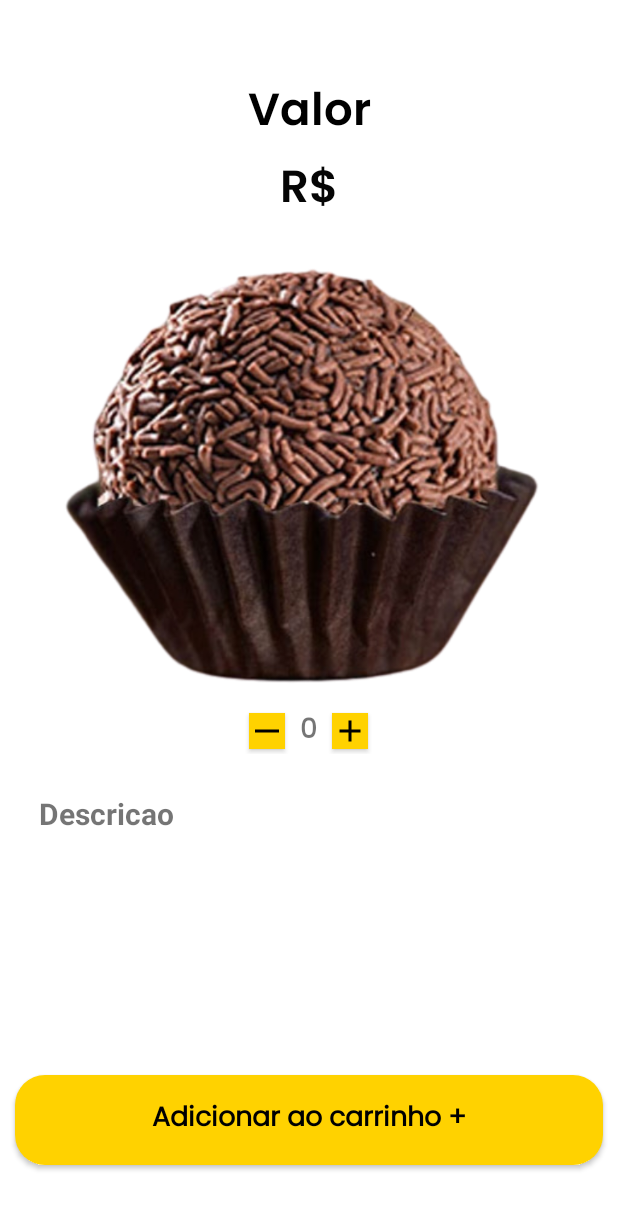
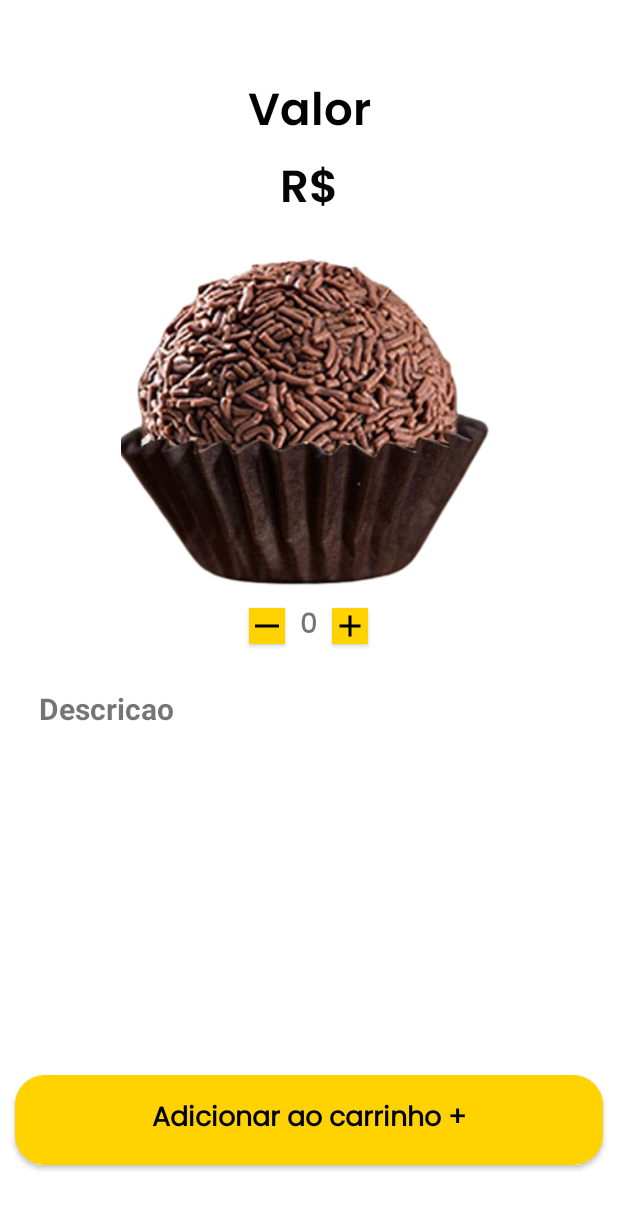
Before and after one commit to Caioba24/TCCcantinaAPP, an Android app: the layout tela_aberta.xml on its own in the app's theme, with its tools: preview values and no code run, on a phone screen of 412 x 824 dp. Shown: the top 1209 px of the screen. Run offline under Robolectric (Android 15) with nearby library versions, the phone set to English and light mode, and no system bars.

```diff
--- a/app/src/main/java/com/cantinatoshio/app/AdapterDoces.java
+++ b/app/src/main/java/com/cantinatoshio/app/AdapterDoces.java
@@ -47,7 +47,7 @@ public class AdapterDoces extends RecyclerView.Adapter<AdapterDoces.ViewHolder>
         holder.titulo.setText(doce.get(position).getTitulo());
         holder.preco.setText(doce.get(position).getPreco());
         holder.imgDoces.setImageResource(doce.get(position).getimgDoces());
-        holder.imgDoces.setOnClickListener(new View.OnClickListener() {
+        holder.itemView.setOnClickListener(new View.OnClickListener() {
             @Override
             public void onClick(View view) {
 
@@ -55,7 +55,7 @@ public class AdapterDoces extends RecyclerView.Adapter<AdapterDoces.ViewHolder>
 
                 intent.putExtra("Preco", doce.get(position).getPreco());
                 intent.putExtra("Descricao", doce.get(position).getDescricao());
-                intent.putExtra("imgDoce", doce.get(position).getimgDoces());
+                intent.putExtra("imgdoce",doce.get(position).getimgDoces());
 
                 context.startActivity(intent.addFlags(Intent.FLAG_ACTIVITY_NEW_TASK));
             }
--- a/app/src/main/java/com/cantinatoshio/app/Doces.java
+++ b/app/src/main/java/com/cantinatoshio/app/Doces.java
@@ -41,7 +41,7 @@ public class Doces {
         return doce;
     }
 
-    public void setimgDoces(int imgDoce) {
-        this.doce = imgDoce;
+    public void setimgDoces(int imgdoce) {
+        this.doce = imgdoce;
     }
 }
--- a/app/src/main/java/com/cantinatoshio/app/TelaAberta.java
+++ b/app/src/main/java/com/cantinatoshio/app/TelaAberta.java
@@ -28,7 +28,7 @@ public class TelaAberta extends AppCompatActivity {
 
         preco = intent.getExtras().getString("Preco");
         descricao = intent.getExtras().getString("Descricao");
-        imgdoces = intent.getExtras().getInt("ImgDoce");
+        imgdoces = intent.getExtras().getInt("imgdoce");
 
         txtPreco.setText(preco);
         txtDesc.setText(descricao);
--- a/app/src/main/res/layout/modelo_itens.xml
+++ b/app/src/main/res/layout/modelo_itens.xml
@@ -17,7 +17,7 @@
         android:background="@drawable/border"
         android:contentDescription="Brigadeiro Delicioso"
         android:scaleType="centerCrop"
-        android:src="@drawable/brigadeiro"
+        android:src="@drawable/coxinha"
         app:layout_constraintBottom_toBottomOf="@id/ContainerModel"
         app:layout_constraintLeft_toLeftOf="parent"
         app:layout_constraintTop_toTopOf="@id/ContainerModel" />
--- a/app/src/main/res/layout/tela_aberta.xml
+++ b/app/src/main/res/layout/tela_aberta.xml
@@ -7,8 +7,8 @@
     tools:context=".TelaAberta">
 
     <LinearLayout
-        android:layout_width="match_parent"
-        android:layout_height="match_parent"
+        android:layout_width="0dp"
+        android:layout_height="0dp"
         android:orientation="vertical"
         app:layout_constraintBottom_toBottomOf="parent"
         app:layout_constraintLeft_toLeftOf="parent"
@@ -38,9 +38,10 @@
 
         <ImageView
             android:id="@+id/imgoDoce"
-            android:layout_width="wrap_content"
-            android:layout_height="320dp"
+            android:layout_width="250dp"
+            android:layout_height="250dp"
             android:layout_gravity="center"
+            android:scaleType="centerCrop"
             android:src="@drawable/brigadeiro" />
 
         <LinearLayout
--- a/app/src/main/res/values-night/themes.xml
+++ b/app/src/main/res/values-night/themes.xml
@@ -1,6 +1,6 @@
 <resources xmlns:tools="http://schemas.android.com/tools">
     <!-- Base application theme. -->
-    <style name="Theme.CantinaToshio" parent="Theme.AppCompat.Light.DarkActionBar">
+    <style name="Theme.CantinaToshio" parent="Theme.AppCompat.Light.NoActionBar">
         <!-- Primary brand color. -->
         <item name="colorPrimary">@color/purple_200</item>
         <item name="colorPrimaryDark">@color/purple_700</item>
--- a/app/src/main/res/values/themes.xml
+++ b/app/src/main/res/values/themes.xml
@@ -1,6 +1,6 @@
 <resources xmlns:tools="http://schemas.android.com/tools">
     <!-- Base application theme. -->
-    <style name="Theme.CantinaToshio" parent="Theme.AppCompat">
+    <style name="Theme.CantinaToshio" parent="Theme.AppCompat.DayNight.NoActionBar">
         <!-- Primary brand color. -->
         <item name="colorPrimary">#fff</item>
         <item name="colorPrimaryDark">#ffd900</item>
@@ -8,7 +8,7 @@
         <!-- Customize your theme here. -->
     </style>
 
-    <style name="Theme.Light.CantinaToshio" parent="Theme.MaterialComponents.DayNight">>
+    <style name="Theme.Light.CantinaToshio" parent="Theme.MaterialComponents.DayNight.NoActionBar">>
         <!-- Primary brand color. -->
         <item name="android:windowActionBar">false</item>
         <item name="colorPrimary">#bfa600</item>
```
